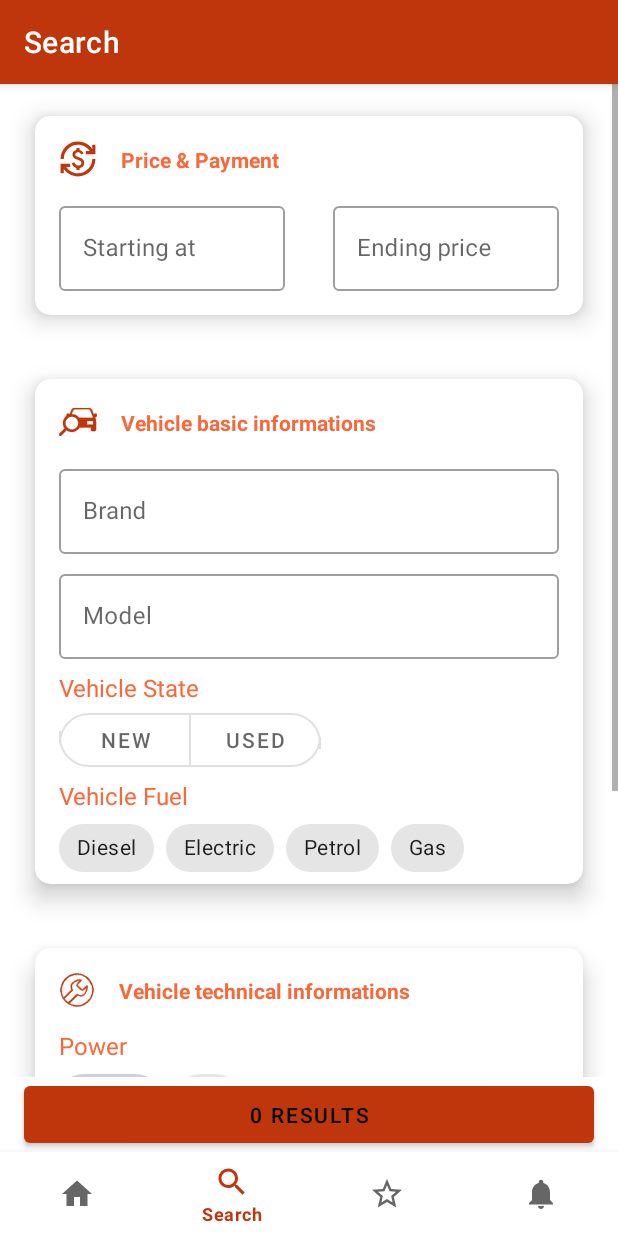
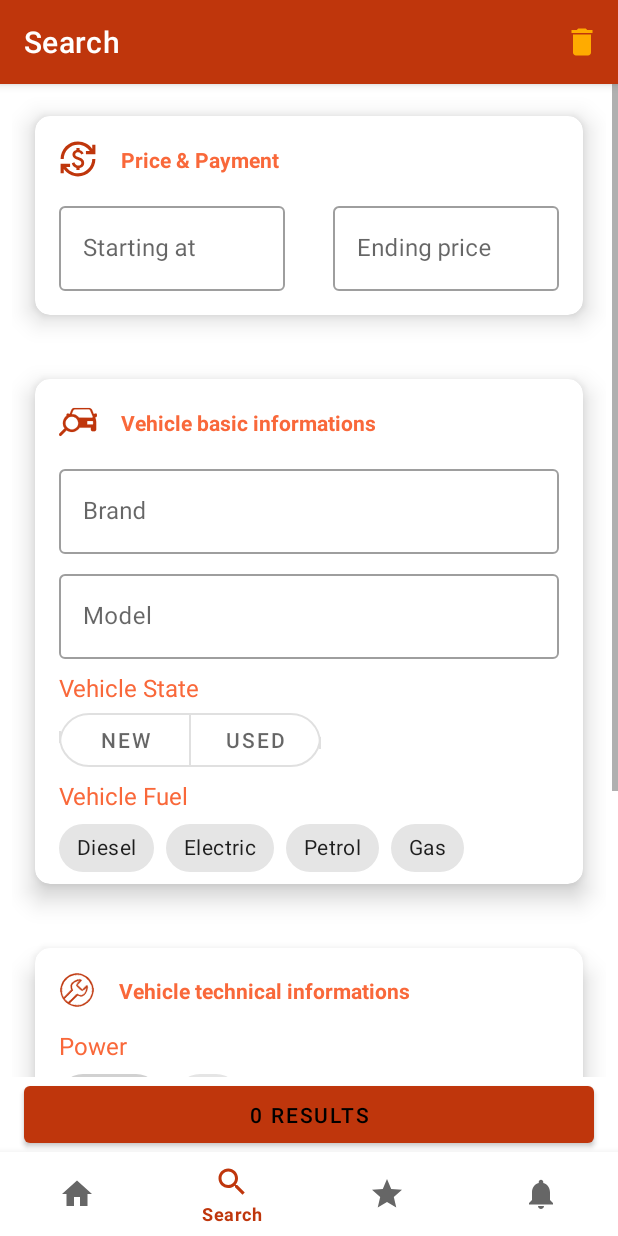
Before and after one commit to Lucos18/EasyCar, an Android app: the SearchFragment screen opened through its navigation route, on a phone screen of 412 x 824 dp. Run offline under Robolectric (Android 15) with nearby library versions, the phone set to English and light mode, and no system bars; our stand-ins replace navigation-ui; 1 statement that could not run was skipped.

Commit message:
new improvements

```diff
--- a/app/build.gradle
+++ b/app/build.gradle
@@ -115,5 +115,6 @@ dependencies {
 
     implementation 'org.imaginativeworld.oopsnointernet:oopsnointernet:2.0.0'
 
+    implementation 'com.github.oktavianto:ionalert:1.0.4'
 
 }
--- a/app/src/main/res/drawable/ic_baseline_delete_24.xml
+++ b/app/src/main/res/drawable/ic_baseline_delete_24.xml
@@ -1,5 +1,10 @@
-<vector android:height="24dp" android:tint="#000000"
-    android:viewportHeight="24" android:viewportWidth="24"
-    android:width="24dp" xmlns:android="http://schemas.android.com/apk/res/android">
-    <path android:fillColor="@android:color/white" android:pathData="M6,19c0,1.1 0.9,2 2,2h8c1.1,0 2,-0.9 2,-2V7H6v12zM19,4h-3.5l-1,-1h-5l-1,1H5v2h14V4z"/>
+<vector xmlns:android="http://schemas.android.com/apk/res/android"
+    android:width="24dp"
+    android:height="24dp"
+    android:tint="@color/secondaryColor"
+    android:viewportWidth="24"
+    android:viewportHeight="24">
+    <path
+        android:fillColor="@android:color/white"
+        android:pathData="M6,19c0,1.1 0.9,2 2,2h8c1.1,0 2,-0.9 2,-2V7H6v12zM19,4h-3.5l-1,-1h-5l-1,1H5v2h14V4z" />
 </vector>
--- a/app/src/main/res/menu/bottom_nav_menu.xml
+++ b/app/src/main/res/menu/bottom_nav_menu.xml
@@ -13,7 +13,7 @@
 
     <item
         android:id="@+id/navigation_favorites"
-        android:icon="@drawable/ic_baseline_star_border_24dp"
+        android:icon="@drawable/ic_baseline_star_24"
         android:title="@string/title_favourites" />
 
     <item
```
Also changed, not shown: app/src/main/java/com/example/myapplication/ui/search/SearchFragment.kt (+71 -10 lines), app/src/main/res/menu/topbar_menu_search.xml (line endings or trailing spaces).
